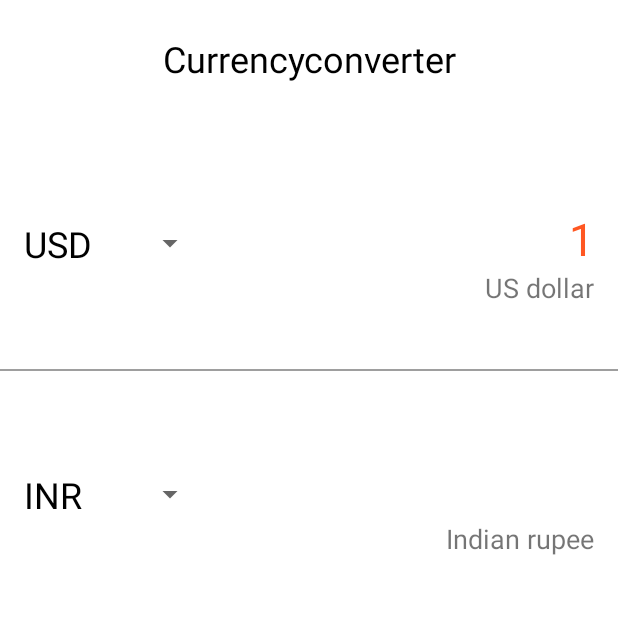
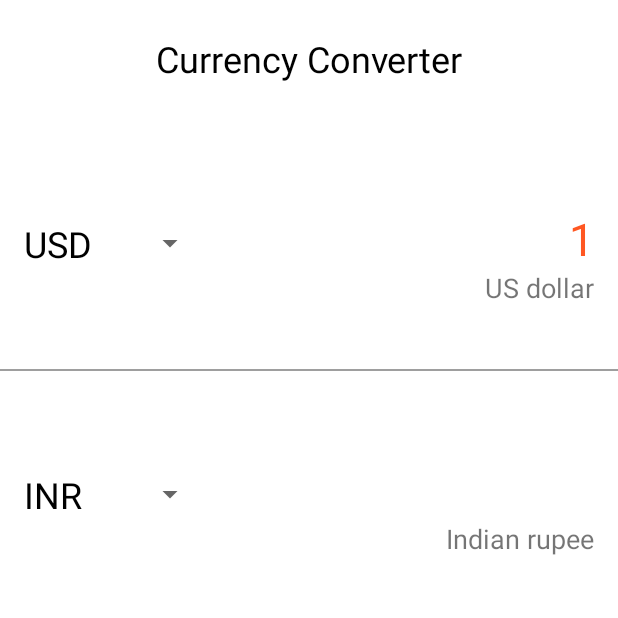
Before and after one commit to bethalam/Currencyconverter, an Android app: the screen it shows after launch (MainActivity), on a phone screen of 412 x 824 dp, the top half of it. Run offline under Robolectric (Android 15) with nearby library versions, the light colour scheme and no system bars.

```diff
--- a/app/src/main/res/values/strings.xml
+++ b/app/src/main/res/values/strings.xml
@@ -1,3 +1,3 @@
 <resources>
-    <string name="app_name">Currencyconverter</string>
+    <string name="app_name">Currency Converter</string>
 </resources>
```
